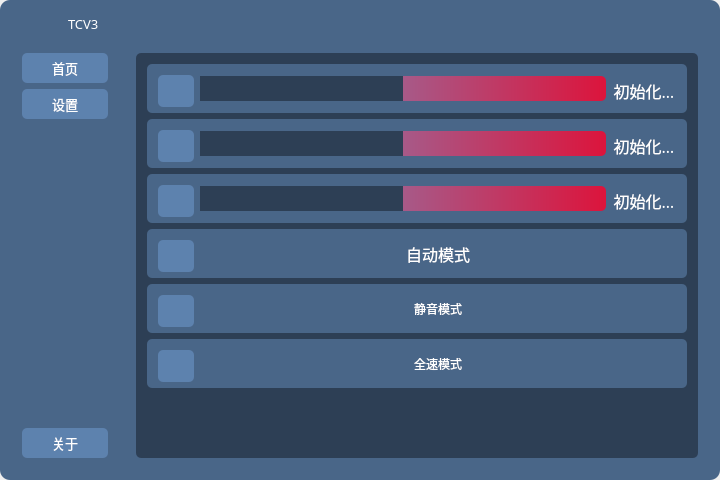
Before: the Qt Designer form TCV3.ui in Ankali-Aylina/IRSTB, drawn with Qt 5.
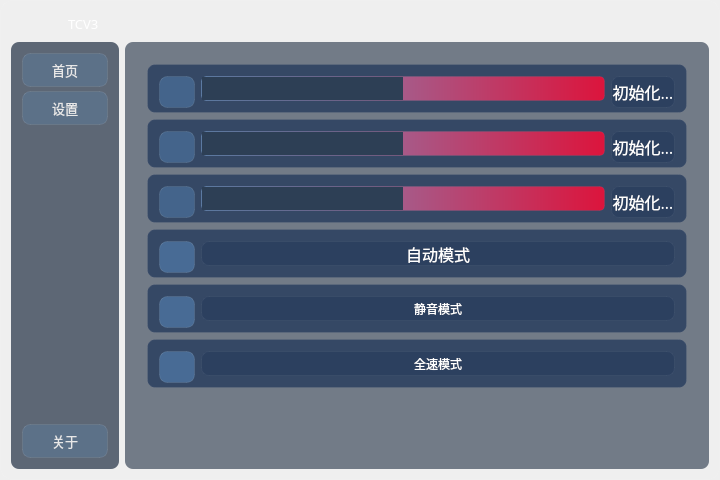
After: the same form once the commit is applied. Icons and pictures are not drawn.

```diff
--- a/TCV3.ui
+++ b/TCV3.ui
@@ -25,8 +25,10 @@
   <widget class="QWidget" name="centralWidget">
    <property name="styleSheet">
     <string notr="true">#centralWidget{
-	background-color:rgb(73, 102, 136);
-	border-radius: 10px;
+	background: qlineargradient(x1:0, y1:0, x2:0, y2:1,
+		stop:0 #2a3f5f, stop:0.3 #243656, stop:1 #1a2a3f);
+	border-radius: 12px;
+	border: 1px solid rgba(255,255,255,0.06);
 }</string>
    </property>
    <layout class="QGridLayout" name="gridLayout">
@@ -48,7 +50,8 @@
         </property>
         <property name="styleSheet">
          <string notr="true">#minimizeButton{
-border-radius:5px;
+border-radius: 6px;
+background: transparent;
 }
 
 #minimizeButton:hover{
@@ -86,7 +89,8 @@
         </property>
         <property name="styleSheet">
          <string notr="true">#maximizeButton{
-border-radius:5px;
+border-radius: 6px;
+background: transparent;
 }
 
 #maximizeButton:hover{
@@ -124,7 +128,8 @@
         </property>
         <property name="styleSheet">
          <string notr="true">#closeButton{
-border-radius:5px;
+border-radius: 6px;
+background: transparent;
 }
 
 #closeButton:hover{
@@ -158,8 +163,9 @@
       </property>
       <widget class="QWidget" name="homePage">
        <property name="styleSheet">
-        <string notr="true">homePage{
- background-color:rgb(45, 63, 85)
+        <string notr="true">#homePage{
+ background: rgba(30, 45, 65, 0.6);
+ border-radius: 8px;
 }</string>
        </property>
        <layout class="QVBoxLayout" name="verticalLayout_2">
@@ -167,7 +173,7 @@
          <widget class="QWidget" name="homeWidget" native="true">
           <property name="styleSheet">
            <string notr="true">#homeWidget{
-background:rgb(45, 63, 85);
+background: transparent;
 }
 </string>
           </property>
@@ -202,8 +208,9 @@
               <enum>Qt::LeftToRight</enum>
              </property>
              <property name="styleSheet">
-              <string notr="true"> background-color:rgb(73, 102, 136);
-border-radius: 5px;</string>
+              <string notr="true"> background-color: rgba(42, 63, 95, 0.85);
+border-radius: 8px;
+border: 1px solid rgba(255,255,255,0.04);</string>
              </property>
              <property name="frameShape">
               <enum>QFrame::StyledPanel</enum>
@@ -234,8 +241,9 @@
                 </property>
                 <property name="styleSheet">
                  <string notr="true">#cpuTempIcon{
-border-radius:5px;
-background:rgb(93, 130, 174);
+border-radius: 8px;
+background: rgba(91, 142, 196, 0.4);
+border: 1px solid rgba(255,255,255,0.08);
 }
 
 QToolTip{
@@ -382,8 +390,9 @@
               <enum>Qt::LeftToRight</enum>
              </property>
              <property name="styleSheet">
-              <string notr="true"> background-color:rgb(73, 102, 136);
-border-radius: 5px;</string>
+              <string notr="true"> background-color: rgba(42, 63, 95, 0.85);
+border-radius: 8px;
+border: 1px solid rgba(255,255,255,0.04);</string>
              </property>
              <property name="frameShape">
               <enum>QFrame::StyledPanel</enum>
@@ -414,8 +423,9 @@
                 </property>
                 <property name="styleSheet">
                  <string notr="true">#gpuTempIcon{
-border-radius:5px;
-background:rgb(93, 130, 174);
+border-radius: 8px;
+background: rgba(91, 142, 196, 0.4);
+border: 1px solid rgba(255,255,255,0.08);
 }
 
 QToolTip{
@@ -563,8 +573,9 @@
               <enum>Qt::LeftToRight</enum>
              </property>
              <property name="styleSheet">
-              <string notr="true"> background-color:rgb(73, 102, 136);
-border-radius: 5px;</string>
+              <string notr="true"> background-color: rgba(42, 63, 95, 0.85);
+border-radius: 8px;
+border: 1px solid rgba(255,255,255,0.04);</string>
              </property>
              <property name="frameShape">
               <enum>QFrame::StyledPanel</enum>
@@ -595,8 +606,9 @@
                 </property>
                 <property name="styleSheet">
                  <string notr="true">#BLEButton{
-border-radius:5px;
-background:rgb(93, 130, 174);
+border-radius: 8px;
+background: rgba(91, 142, 196, 0.4);
+border: 1px solid rgba(255,255,255,0.08);
 }
 #BLEButton:hover{
  background-color:rgb(114, 159, 212);
@@ -756,8 +768,9 @@
              </property>
              <property name="styleSheet">
               <string notr="true">color:white;
-background-color:rgb(73, 102, 136);
-border-radius: 5px;</string>
+background-color: rgba(42, 63, 95, 0.85);
+border-radius: 8px;
+border: 1px solid rgba(255,255,255,0.04);</string>
              </property>
              <property name="frameShape">
               <enum>QFrame::StyledPanel</enum>
@@ -786,8 +799,9 @@
                 <property name="styleSheet">
                  <string notr="true">#AutoModeButton{
 color:white;
-background-color:rgb(93, 130, 174);
-border-radius:5px;
+background: rgba(91, 142, 196, 0.5);
+border: 1px solid rgba(255,255,255,0.08);
+AutoModeButton
 }
 
 #AutoModeButton:hover{
@@ -872,8 +886,9 @@
              </property>
              <property name="styleSheet">
               <string notr="true">color:white;
-background-color:rgb(73, 102, 136);
-border-radius: 5px;</string>
+background-color: rgba(42, 63, 95, 0.85);
+border-radius: 8px;
+border: 1px solid rgba(255,255,255,0.04);</string>
              </property>
              <property name="frameShape">
               <enum>QFrame::StyledPanel</enum>
@@ -902,8 +917,9 @@
                 <property name="styleSheet">
                  <string notr="true">#SilentModeButton{
 color:white;
-background-color:rgb(93, 130, 174);
-border-radius:5px;
+background: rgba(91, 142, 196, 0.5);
+border: 1px solid rgba(255,255,255,0.08);
+SilentModeButton
 }
 
 #SilentModeButton:hover{
@@ -980,8 +996,9 @@
              </property>
              <property name="styleSheet">
               <string notr="true">color:white;
-background-color:rgb(73, 102, 136);
-border-radius: 5px;</string>
+background-color: rgba(42, 63, 95, 0.85);
+border-radius: 8px;
+border: 1px solid rgba(255,255,255,0.04);</string>
              </property>
              <property name="frameShape">
               <enum>QFrame::StyledPanel</enum>
@@ -1010,8 +1027,9 @@
                 <property name="styleSheet">
                  <string notr="true">#PerformanceModeButton{
 color:white;
-background-color:rgb(93, 130, 174);
-border-radius:5px;
+background: rgba(91, 142, 196, 0.5);
+border: 1px solid rgba(255,255,255,0.08);
+PerformanceModeButton
 }
 
 #PerformanceModeButton:hover{
@@ -2434,7 +2452,16 @@
     </item>
     <item row="1" column="0" colspan="2">
      <widget class="QWidget" name="centrolwidget" native="true">
+      <property name="styleSheet">
+       <string notr="true">#centrolwidget{
+	background: rgba(30, 45, 65, 0.7);
+	border-radius: 8px;
+}</string>
+      </property>
       <layout class="QVBoxLayout" name="verticalLayout">
+       <property name="spacing">
+        <number>4</number>
+       </property>
        <item>
         <widget class="QPushButton" name="homeButton">
          <property name="minimumSize">
@@ -2451,9 +2478,11 @@
          </property>
          <property name="styleSheet">
           <string notr="true">#homeButton{
-color:white;
-background-color:rgb(93, 130, 174);
-border-radius:5px;
+color: #e8e8e8;
+background: rgba(91, 142, 196, 0.25);
+border: 1px solid rgba(255,255,255,0.08);
+border-radius: 8px;
+padding: 6px 12px;
 }
 
 #homeButton:hover{
@@ -2495,9 +2524,11 @@
          </property>
          <property name="styleSheet">
           <string notr="true">#settingsButton{
-color:white;
-background-color:rgb(93, 130, 174);
-border-radius:5px;
+color: #e8e8e8;
+background: rgba(91, 142, 196, 0.25);
+border: 1px solid rgba(255,255,255,0.08);
+border-radius: 8px;
+padding: 6px 12px;
 }
 
 #settingsButton:hover{
@@ -2552,9 +2583,11 @@
          </property>
          <property name="styleSheet">
           <string notr="true">#aboutButton{
-color:white;
-background-color:rgb(93, 130, 174);
-border-radius:5px;
+color: #e8e8e8;
+background: rgba(91, 142, 196, 0.25);
+border: 1px solid rgba(255,255,255,0.08);
+border-radius: 8px;
+padding: 6px 12px;
 }
 
 #aboutButton:hover{
```
Left out of the diff: 356 changed lines with no effect on the pictures.
